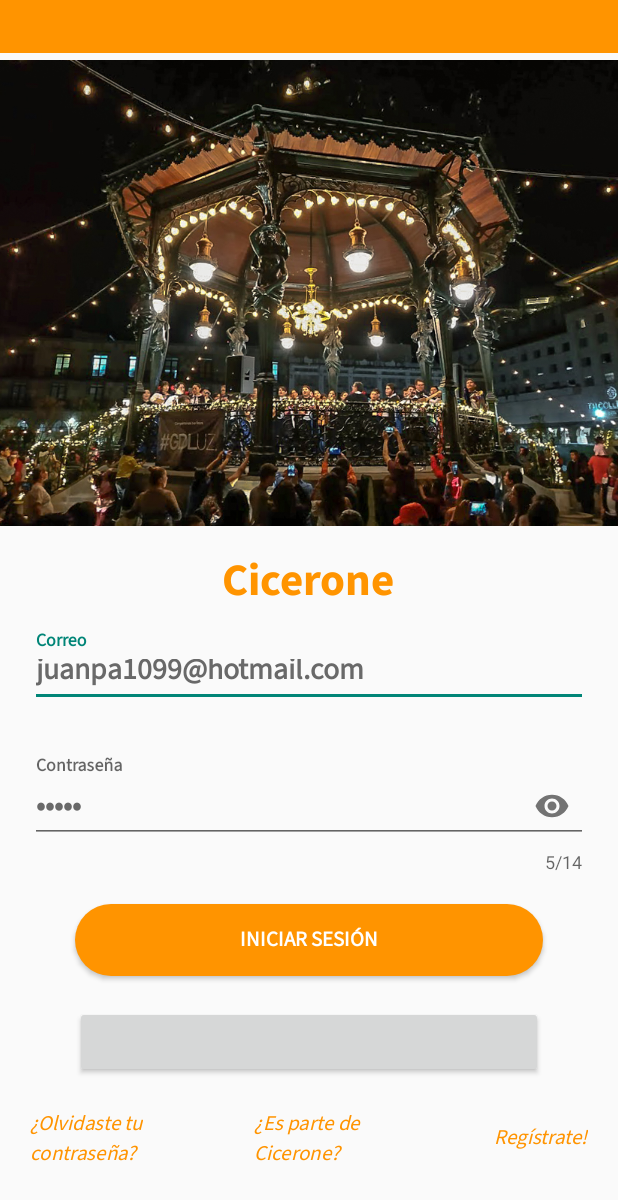
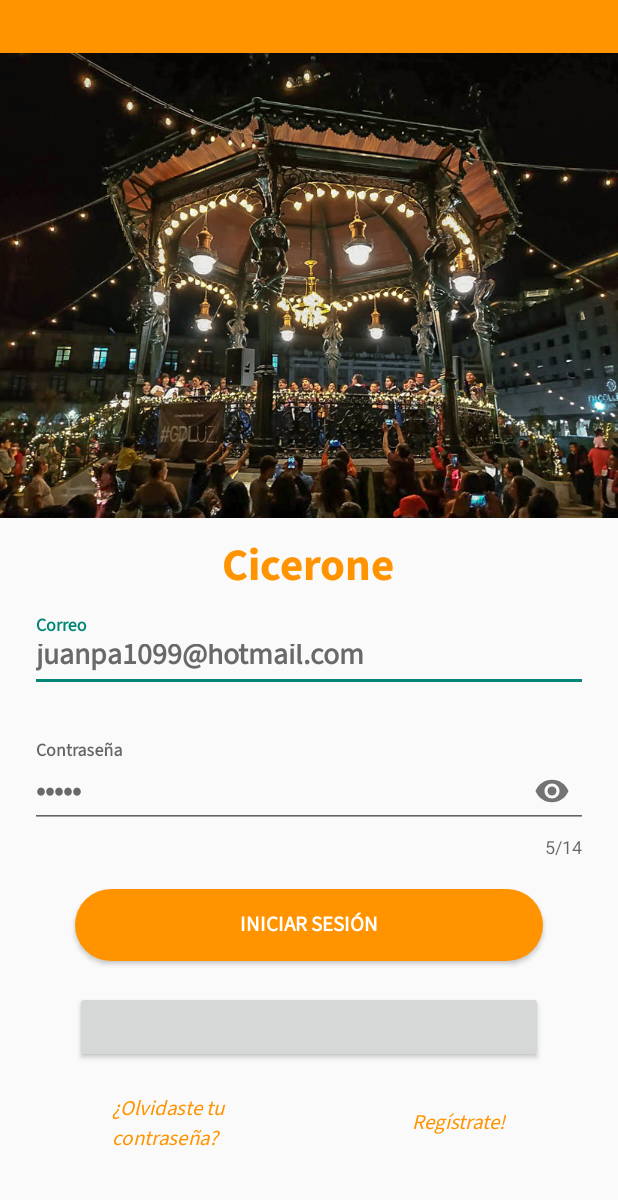
Before and after one commit to nito1099/CiceroneApp, an Android app: the screen it shows after launch (LoginActivity), on a phone screen of 412 x 824 dp. Shown: the top 1200 px of the screen. Run offline under Robolectric (Android 15) with nearby library versions, the phone set to English and light mode, and no system bars; our stand-ins replace Volley; libraries missing offline, so code that uses them is left out: com.facebook, com.facebook.login; plain views replace LoginButton; 4 statements that could not run were skipped.

Commit message:
correcciones de diseño del login

```diff
--- a/app/src/main/res/layout-v26/login_activity.xml
+++ b/app/src/main/res/layout-v26/login_activity.xml
@@ -42,11 +42,11 @@
                         <ImageView
                             android:id="@+id/imglogin"
                             android:layout_width="match_parent"
-                            android:layout_height="2in"
-                            android:contentDescription="#"
+                            android:layout_height="wrap_content"
                             android:src="@drawable/img_login2"
                             android:layout_alignParentStart="true"
                             android:layout_centerInParent="true"
+                            android:adjustViewBounds="true"
                             />
 
                     </RelativeLayout>
@@ -149,33 +149,21 @@
                     <RelativeLayout
                         android:layout_width="match_parent"
                         android:layout_height="wrap_content"
-                        android:layout_marginBottom="20dp">
+                        android:layout_marginBottom="20dp"
+                        android:gravity="center">
 
                             <TextView
                                 android:layout_width="wrap_content"
                                 android:layout_height="wrap_content"
-                                android:layout_gravity="center"
                                 android:fontFamily="@font/source_sans_pro"
                                 android:text="@string/olvidaste_tu_contraseña"
                                 android:textColor="@color/orange"
                                 android:textStyle="italic"
                                 android:onClick="launch_get_email"
-                                android:layout_alignParentStart="true"
-                                android:layout_marginLeft="20dp"
+
                                 />
 
-                            <TextView
-                                android:layout_width="wrap_content"
-                                android:layout_height="wrap_content"
-                                android:fontFamily="@font/source_sans_pro"
-                                android:textStyle="italic"
-                                android:text="@string/es_parte_de_cicerone"
-                                android:textColor="@color/orange"
-                                android:layout_gravity="center"
-                                android:layout_centerInParent="true"
-                                />
-
-                            <TextView
+                        <TextView
                                 android:layout_gravity="center"
                                 android:layout_width="wrap_content"
                                 android:layout_height="wrap_content"
@@ -184,12 +172,9 @@
                                 android:text="@string/registrate"
                                 android:textColor="@color/orange"
                                 android:onClick="launchRegistryActivity"
-                                android:layout_alignParentEnd="true"
-                                android:layout_marginRight="20dp"
                                 android:layout_centerVertical="true"
+                                android:layout_marginLeft="200dp"
                                 />
-
-
 
                     </RelativeLayout>
 
```
